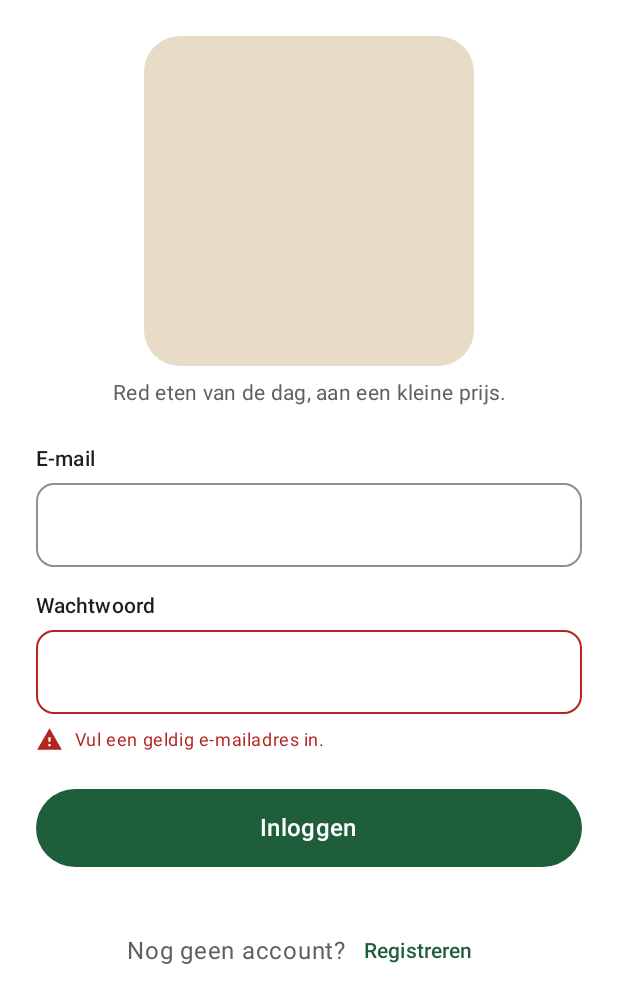
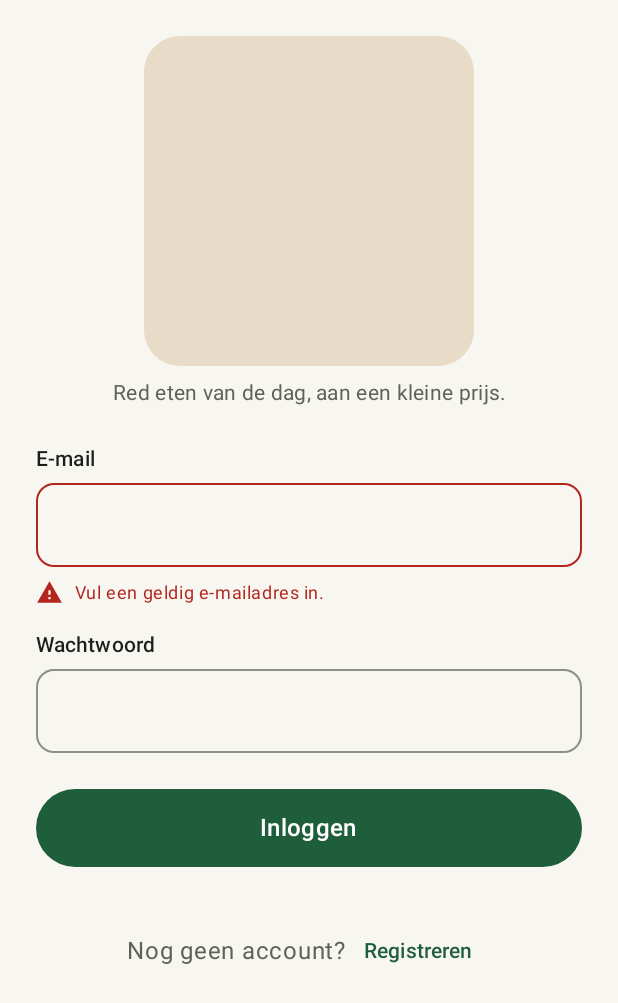
Before and after one commit to RenzoRaes2006/MobileDevelopment, an Android app built with Jetpack Compose: the screen it shows after launch (MainActivity), after a tap on "Inloggen", on a phone screen of 412 x 824 dp. Shown: the top 1003 px of the screen. Run offline under Robolectric (Android 15) with nearby library versions, the phone set to English and light mode, and no system bars; our stand-ins replace Firebase (no records; nobody signed in at launch, a user with empty details on screens opened directly); libraries missing offline, so code that uses them is left out: org.osmdroid.config, org.osmdroid.tileprovider, org.osmdroid.util, org.osmdroid.views; 1 statement that could not run was skipped.

Commit message:
fix: use theme background, edge-to-edge bars and field-specific login errors

```diff
--- a/app/src/main/java/be/ap/laatsteronde/MainActivity.kt
+++ b/app/src/main/java/be/ap/laatsteronde/MainActivity.kt
@@ -3,8 +3,10 @@ package be.ap.laatsteronde
 import android.os.Bundle
 import androidx.activity.ComponentActivity
 import androidx.activity.compose.setContent
+import androidx.activity.enableEdgeToEdge
 import androidx.compose.foundation.layout.fillMaxSize
 import androidx.compose.foundation.layout.safeDrawingPadding
+import androidx.compose.material3.MaterialTheme
 import androidx.compose.material3.Surface
 import androidx.compose.runtime.Composable
 import androidx.compose.runtime.DisposableEffect
@@ -29,6 +31,8 @@ class MainActivity : ComponentActivity() {
 
     override fun onCreate(savedInstanceState: Bundle?) {
         super.onCreate(savedInstanceState)
+        // Draws behind the system bars and picks light or dark status bar icons to match the theme.
+        enableEdgeToEdge()
 
         Configuration.getInstance().apply {
             load(applicationContext, getSharedPreferences("osmdroid", MODE_PRIVATE))
@@ -41,7 +45,11 @@ class MainActivity : ComponentActivity() {
 
         setContent {
             OSMTheme {
-                Surface(modifier = Modifier.fillMaxSize()) {
+                // Use the theme's background color (cream / dark green), not the white card surface.
+                Surface(
+                    modifier = Modifier.fillMaxSize(),
+                    color = MaterialTheme.colorScheme.background
+                ) {
                     AppNavigation(modifier = Modifier.safeDrawingPadding())
                 }
             }
--- a/app/src/main/java/be/ap/laatsteronde/ui/auth/LoginScreen.kt
+++ b/app/src/main/java/be/ap/laatsteronde/ui/auth/LoginScreen.kt
@@ -84,6 +84,9 @@ private fun LoginContent(
     onRegisterClick: () -> Unit,
     modifier: Modifier = Modifier
 ) {
+    // Show the message under the field it is about; every other error belongs to the password field.
+    val emailHasError = state.errorMessage == R.string.error_email_invalid
+
     Column(
         modifier = modifier
             .fillMaxSize()
@@ -111,6 +114,7 @@ private fun LoginContent(
             onValueChange = onEmailChange,
             singleLine = true,
             enabled = !state.isLoading,
+            isError = emailHasError,
             shape = RoundedCornerShape(12.dp),
             keyboardOptions = KeyboardOptions(
                 keyboardType = KeyboardType.Email,
@@ -118,6 +122,7 @@ private fun LoginContent(
             ),
             modifier = Modifier.fillMaxWidth()
         )
+        if (emailHasError) ErrorMessage(R.string.error_email_invalid)
 
         Spacer(Modifier.size(16.dp))
         FieldLabel(R.string.label_password)
@@ -126,7 +131,7 @@ private fun LoginContent(
             onValueChange = onPasswordChange,
             singleLine = true,
             enabled = !state.isLoading,
-            isError = state.errorMessage != null,
+            isError = state.errorMessage != null && !emailHasError,
             shape = RoundedCornerShape(12.dp),
             visualTransformation = PasswordVisualTransformation(),
             keyboardOptions = KeyboardOptions(
@@ -137,8 +142,8 @@ private fun LoginContent(
             modifier = Modifier.fillMaxWidth()
         )
 
-        state.errorMessage?.let { message ->
-            ErrorMessage(message)
+        if (!emailHasError) {
+            state.errorMessage?.let { message -> ErrorMessage(message) }
         }
 
         Button(
```
